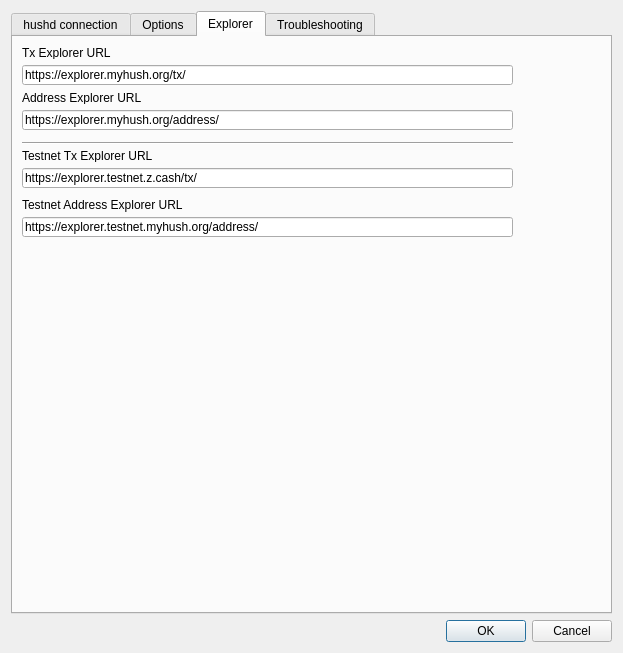
hushmirror/SilentDragon, file src/settings.ui: the form before one commit.
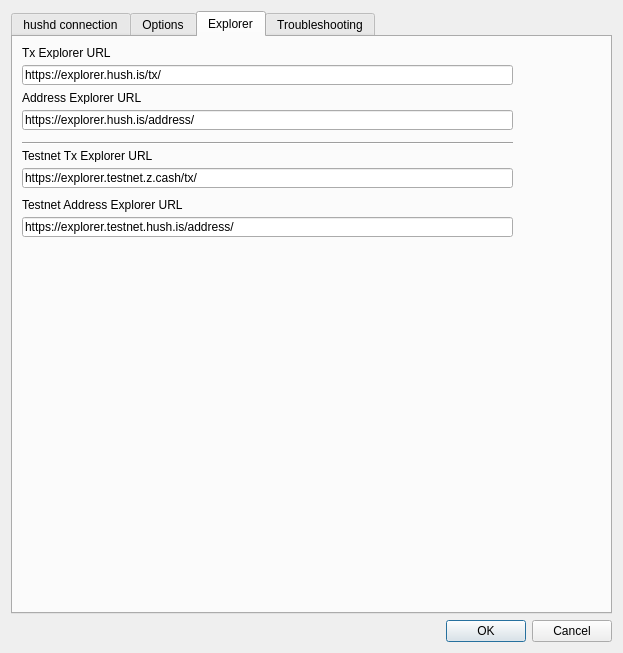
The form after the commit. The open tabs and pages were chosen to show the change.

Diff of the .ui file:
```diff
--- a/src/settings.ui
+++ b/src/settings.ui
@@ -615,7 +615,7 @@
         </rect>
        </property>
        <property name="text">
-        <string notr="true">https://explorer.myhush.org/tx/</string>
+        <string notr="true">https://explorer.hush.is/tx/</string>
        </property>
       </widget>
       <widget class="QLabel" name="label_15">
@@ -641,7 +641,7 @@
         </rect>
        </property>
        <property name="text">
-        <string notr="true">https://explorer.myhush.org/address/</string>
+        <string notr="true">https://explorer.hush.is/address/</string>
        </property>
       </widget>
       <widget class="QLabel" name="label_16">
@@ -693,7 +693,7 @@
         </rect>
        </property>
        <property name="text">
-        <string notr="true">https://explorer.testnet.myhush.org/address/</string>
+        <string notr="true">https://explorer.testnet.hush.is/address/</string>
        </property>
       </widget>
      </widget>
```
